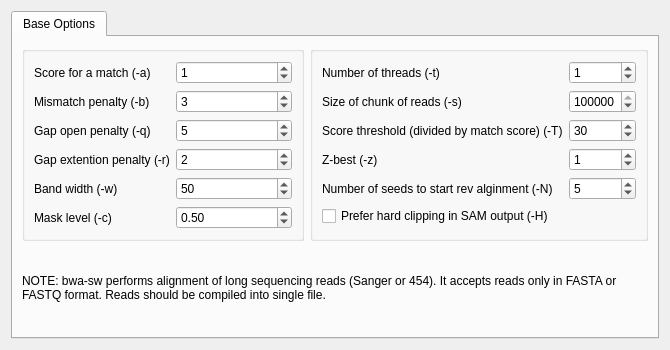
Qt form src/plugins/external_tool_support/src/ui/BwaSwSettings.ui (violethaze74/ugene) before a commit.
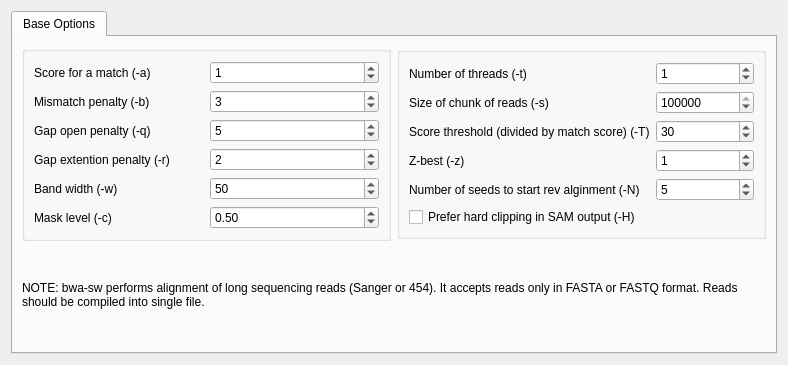
The same form after that commit.

Patch:
```diff
--- a/src/plugins/external_tool_support/src/ui/BwaSwSettings.ui
+++ b/src/plugins/external_tool_support/src/ui/BwaSwSettings.ui
@@ -6,20 +6,17 @@
    <rect>
     <x>0</x>
     <y>0</y>
-    <width>670</width>
-    <height>350</height>
+    <width>788</width>
+    <height>365</height>
    </rect>
   </property>
-  <property name="minimumSize">
-   <size>
-    <width>670</width>
-    <height>350</height>
-   </size>
-  </property>
   <property name="windowTitle">
    <string>Form</string>
   </property>
   <layout class="QGridLayout" name="gridLayout_8">
+   <property name="sizeConstraint">
+    <enum>QLayout::SetMinAndMaxSize</enum>
+   </property>
    <item row="0" column="0">
     <widget class="QTabWidget" name="tabWidget">
      <property name="currentIndex">
@@ -30,9 +27,15 @@
        <string>Base Options</string>
       </attribute>
       <layout class="QGridLayout" name="gridLayout_5">
+       <property name="sizeConstraint">
+        <enum>QLayout::SetMinAndMaxSize</enum>
+       </property>
        <item row="0" column="1">
         <widget class="QGroupBox" name="groupBox">
          <layout class="QGridLayout" name="gridLayout_3">
+          <property name="sizeConstraint">
+           <enum>QLayout::SetMinAndMaxSize</enum>
+          </property>
           <item row="2" column="0">
            <widget class="QLabel" name="label_37">
             <property name="layoutDirection">
@@ -176,6 +179,9 @@
           <string/>
          </property>
          <layout class="QGridLayout" name="gridLayout_2">
+          <property name="sizeConstraint">
+           <enum>QLayout::SetMinAndMaxSize</enum>
+          </property>
           <item row="0" column="0">
            <widget class="QLabel" name="label_7">
             <property name="layoutDirection">
```
